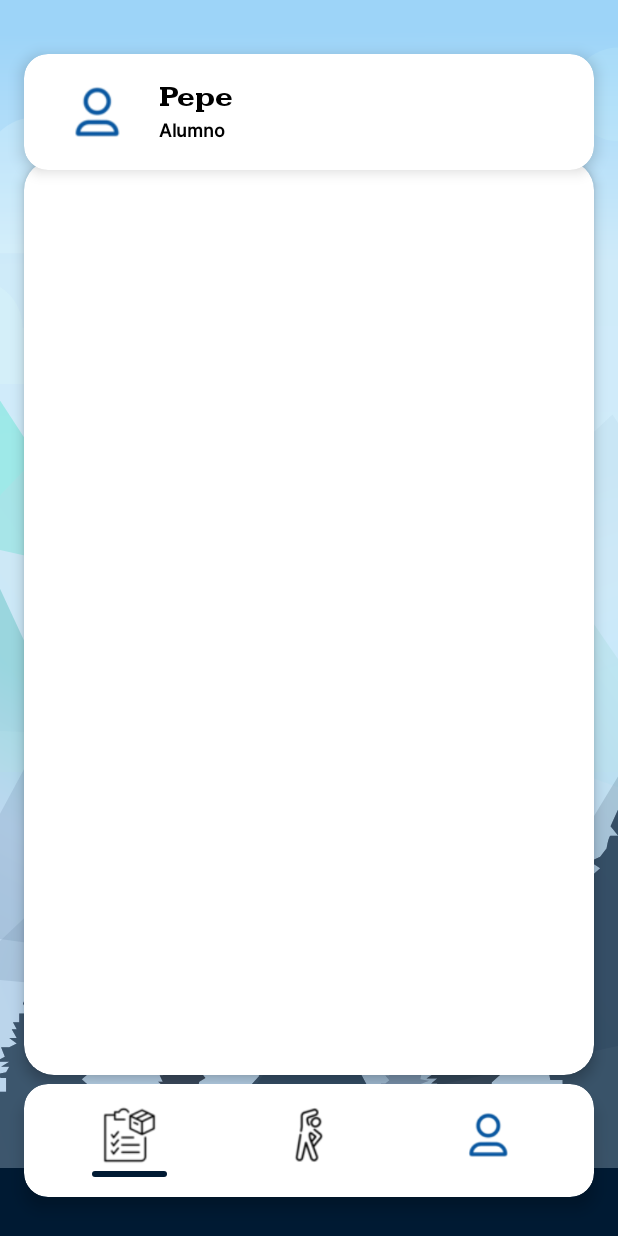
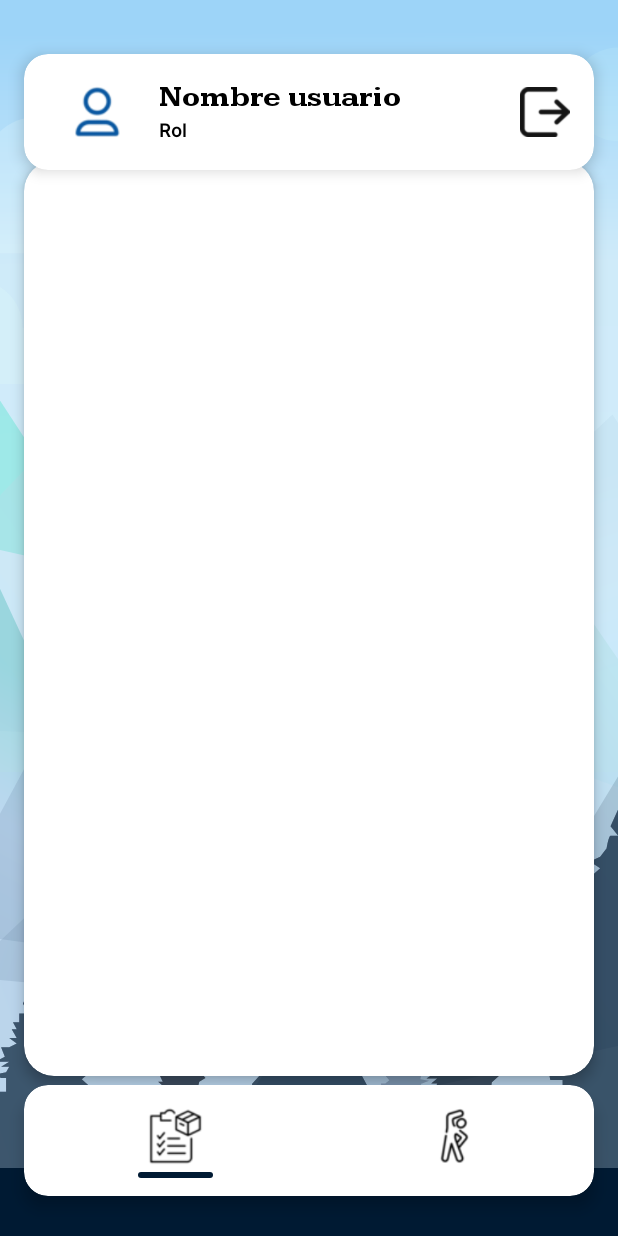
Before and after one commit to Enriqueval18/Inventario-Sanidad, an Android app: the fragment Usuario shown on its own in the app's theme, on a phone screen of 412 x 824 dp. Run offline under Robolectric (Android 15) with nearby library versions, the phone set to English and light mode, and no system bars.

Commit message:
Cambios y Comentarios Se añade comentarios de codigo a varios archivos Eliminamos un fragmento de usuario para sustituirlo en la tarjeta del usuario por una imagen que hace que el usuario salga directamente al login, dejandonos con dos botones para el usuario

```diff
--- a/app/src/main/java/com/nickteck/inventariosanidad/Usuario.java
+++ b/app/src/main/java/com/nickteck/inventariosanidad/Usuario.java
@@ -1,31 +1,25 @@
 package com.nickteck.inventariosanidad;
-
 import android.os.Bundle;
 import android.view.LayoutInflater;
 import android.view.View;
 import android.view.ViewGroup;
 import android.widget.ImageView;
 import androidx.fragment.app.Fragment;
-import androidx.fragment.app.FragmentTransaction;
-import com.nickteck.inventariosanidad.R;
 
 public class Usuario extends Fragment {
-
-    // Variable global para nuestro indicador
     private View indicator;
 
     @Override
     public View onCreateView(LayoutInflater inflater, ViewGroup container, Bundle savedInstanceState) {
-        // Infla el layout que contiene el contenedor central, la tarjeta de usuario y la navegación
         View view = inflater.inflate(R.layout.fragment_usuario, container, false);
 
-        // Referencias a los botones (imágenes) de navegación.
-        ImageView navHome = view.findViewById(R.id.btnOpcion31);
-        ImageView navNotif = view.findViewById(R.id.btnOpcion2);
-        ImageView navUser  = view.findViewById(R.id.btnOpcion3);
+        ImageView navInventario = view.findViewById(R.id.btnInventario);
+        ImageView navActividades = view.findViewById(R.id.btnActividades);
 
-        // Referencia al indicador (el <View> que se moverá)
+        // Referencia al indicador que se movera
         indicator = view.findViewById(R.id.indicator);
+
+
 
 //        // Si es la primera vez que se crea el fragmento, cargar el fragmento "Cerrars" por defecto
 //        if (savedInstanceState == null) {
@@ -69,7 +63,11 @@ public class Usuario extends Fragment {
         return view;
     }
 
-    private void animateIndicatorTo(View targetView) {
+    /**
+     * Metodo de animacion que hace que se mueva la parte inferior de la pantalla
+     * @param targetView hace referencia a los botones de la navegacion
+     */
+    private void animacion_indicador(View targetView) {
         targetView.post(() -> {
             float targetCenterX = targetView.getX() + (targetView.getWidth() / 2f);
             float newX = targetCenterX - (indicator.getWidth() / 2f);
--- a/app/src/main/res/drawable/rounded_frame_background.xml
+++ b/app/src/main/res/drawable/rounded_frame_background.xml
@@ -1,7 +1,7 @@
 <?xml version="1.0" encoding="utf-8"?>
 <shape xmlns:android="http://schemas.android.com/apk/res/android">
     <solid android:color="@android:color/white"/>
-    <corners android:radius="20dp"/> <!-- Ajusta este valor para cambiar el redondeo -->
+    <corners android:radius="20dp"/>
     <padding
         android:left="0dp"
         android:top="0dp"
--- a/app/src/main/res/drawable/rounded_indicator.xml
+++ b/app/src/main/res/drawable/rounded_indicator.xml
@@ -1,6 +1,5 @@
 <?xml version="1.0" encoding="utf-8"?>
 <shape xmlns:android="http://schemas.android.com/apk/res/android">
     <solid android:color="#001a33" />
-    <!-- Ajusta el radio según lo redondo que desees -->
     <corners android:radius="3dp" />
 </shape>
--- a/app/src/main/res/layout/fragment_usuario.xml
+++ b/app/src/main/res/layout/fragment_usuario.xml
@@ -1,7 +1,6 @@
 <?xml version="1.0" encoding="utf-8"?>
 <androidx.constraintlayout.widget.ConstraintLayout xmlns:android="http://schemas.android.com/apk/res/android"
     xmlns:app="http://schemas.android.com/apk/res-auto"
-    xmlns:tools="http://schemas.android.com/tools"
     android:id="@+id/usuario"
     android:layout_width="match_parent"
     android:layout_height="match_parent"
@@ -9,7 +8,7 @@
 
 
     <com.airbnb.lottie.LottieAnimationView
-        android:id="@+id/lottieBackground"
+        android:id="@+id/animacionLottie"
         android:layout_width="match_parent"
         android:layout_height="match_parent"
         android:layout_marginBottom="0dp"
@@ -20,7 +19,6 @@
         android:alpha="0.25"
         android:layout_gravity="center" />
 
-    <!-- Tarjeta usuario con menu-->
     <include
         android:id="@+id/tarjetaUsuario"
         layout="@layout/layout_informacion_usuario"
@@ -33,10 +31,7 @@
         app:layout_constraintStart_toStartOf="parent"
         app:layout_constraintTop_toTopOf="parent" />
 
-    <!-- Contenido central dinámico -->
-
-    <!-- Layout de navegación -->
-
+    <!-- Aquí es donde se cargara el contenido de los fragmentos -->
     <FrameLayout
         android:id="@+id/contenedorFragmento"
         android:layout_width="0dp"
@@ -47,17 +42,15 @@
         android:background="@drawable/rounded_frame_background"
         android:clipToOutline="true"
         android:elevation="5dp"
-        app:layout_constraintBottom_toTopOf="@+id/navigationLayout"
+        app:layout_constraintBottom_toTopOf="@+id/BotonesNavegacion_Usuario"
         app:layout_constraintEnd_toEndOf="parent"
         app:layout_constraintHorizontal_bias="0.0"
         app:layout_constraintStart_toStartOf="parent"
         app:layout_constraintTop_toBottomOf="@id/tarjetaUsuario">
-
-        <!-- Contenido de los fragmentos se cargará aquí -->
     </FrameLayout>
 
     <include
-        android:id="@+id/navigationLayout"
+        android:id="@+id/BotonesNavegacion_Usuario"
         layout="@layout/layout_navegacion"
         android:layout_width="0dp"
         android:layout_height="wrap_content"
@@ -68,7 +61,7 @@
         app:layout_constraintBottom_toTopOf="@+id/bottomBar"
         app:layout_constraintEnd_toEndOf="parent"
         app:layout_constraintStart_toStartOf="parent"
-        app:layout_constraintTop_toBottomOf="@id/contenedorFragmento" />  <!-- Conexión directa con el fragmento -->
+        app:layout_constraintTop_toBottomOf="@id/contenedorFragmento" />
 
     <!-- Barra inferior -->
     <LinearLayout
--- a/app/src/main/res/layout/layout_informacion_usuario.xml
+++ b/app/src/main/res/layout/layout_informacion_usuario.xml
@@ -1,7 +1,8 @@
 <?xml version="1.0" encoding="utf-8"?>
-<androidx.cardview.widget.CardView xmlns:android="http://schemas.android.com/apk/res/android"
+<androidx.cardview.widget.CardView
+    xmlns:android="http://schemas.android.com/apk/res/android"
     xmlns:app="http://schemas.android.com/apk/res-auto"
-    android:id="@+id/errorCard"
+    android:id="@+id/Tarjetausuario"
     android:layout_width="match_parent"
     android:layout_height="wrap_content"
     android:layout_marginTop="100dp"
@@ -19,7 +20,7 @@
         android:padding="16dp">
 
         <LinearLayout
-            android:id="@+id/userInfoLayout"
+            android:id="@+id/InformacionUsuario"
             android:layout_width="wrap_content"
             android:layout_height="wrap_content"
             android:orientation="horizontal"
@@ -27,7 +28,7 @@
             android:gravity="center_vertical">
 
             <ImageView
-                android:id="@+id/btnOpcion1"
+                android:id="@+id/ImagenUsuario"
                 android:layout_width="66dp"
                 android:layout_height="45dp"
                 android:src="@drawable/usuariop" />
@@ -42,7 +43,7 @@
                     android:layout_width="wrap_content"
                     android:layout_height="wrap_content"
                     android:fontFamily="@font/kameron"
-                    android:text="Pepe"
+                    android:text="@string/nombre_usuario"
                     android:textColor="@color/black"
                     android:textSize="20sp"
                     android:textStyle="bold" />
@@ -51,14 +52,18 @@
                     android:layout_width="wrap_content"
                     android:layout_height="wrap_content"
                     android:fontFamily="@font/inter2"
-                    android:text="Alumno"
+                    android:text="@string/rol"
                     android:textColor="@color/black"
                     android:textSize="12sp"
                     android:textStyle="bold" />
             </LinearLayout>
         </LinearLayout>
 
-
+        <ImageView
+            android:id="@+id/BtnSalir"
+            android:layout_width="33dp"
+            android:layout_height="45dp"
+            android:layout_alignParentEnd="true"
+            android:src="@drawable/salir" />
     </RelativeLayout>
-
 </androidx.cardview.widget.CardView>
--- a/app/src/main/res/layout/layout_navegacion.xml
+++ b/app/src/main/res/layout/layout_navegacion.xml
@@ -2,71 +2,54 @@
 <androidx.cardview.widget.CardView
     xmlns:android="http://schemas.android.com/apk/res/android"
     xmlns:app="http://schemas.android.com/apk/res-auto"
-    android:id="@+id/errorCard"
+    android:id="@+id/Tarjetanavegacion"
     android:layout_width="match_parent"
     android:layout_height="75dp"
     android:layout_marginTop="120dp"
     android:layout_marginStart="16dp"
     android:layout_marginEnd="16dp"
     android:background="@android:color/white"
-    android:visibility="visible"
     android:backgroundTint="@color/white"
     app:cardCornerRadius="16dp"
     app:cardElevation="6dp">
 
     <androidx.constraintlayout.widget.ConstraintLayout
         android:layout_width="match_parent"
-        android:layout_height="75dp"
+        android:layout_height="match_parent"
         android:padding="12dp">
 
-        <!-- Primer icono: Se utiliza un width en 0dp y un porcentaje para que se ajuste correctamente -->
         <ImageView
-            android:id="@+id/btnOpcion31"
+            android:id="@+id/btnInventario"
             android:layout_width="0dp"
             android:layout_height="40dp"
             android:layout_marginTop="2dp"
             android:layout_marginEnd="8dp"
             android:src="@drawable/inventario"
             app:layout_constraintStart_toStartOf="parent"
-            app:layout_constraintEnd_toStartOf="@+id/btnOpcion2"
+            app:layout_constraintEnd_toStartOf="@+id/btnActividades"
             app:layout_constraintTop_toTopOf="parent"
-            app:layout_constraintWidth_percent="0.3" />
+            app:layout_constraintWidth_percent="0.5" />
 
-        <!-- Segundo icono -->
         <ImageView
-            android:id="@+id/btnOpcion2"
+            android:id="@+id/btnActividades"
             android:layout_width="0dp"
             android:layout_height="40dp"
             android:layout_marginTop="2dp"
-            android:layout_marginEnd="8dp"
             android:src="@drawable/actividades"
-            app:layout_constraintStart_toEndOf="@id/btnOpcion31"
-            app:layout_constraintEnd_toStartOf="@+id/btnOpcion3"
+            app:layout_constraintStart_toEndOf="@id/btnInventario"
             app:layout_constraintTop_toTopOf="parent"
-            app:layout_constraintWidth_percent="0.3" />
+            app:layout_constraintEnd_toEndOf="parent"
+            app:layout_constraintWidth_percent="0.5" />
 
-        <!-- Tercer icono -->
-        <ImageView
-            android:id="@+id/btnOpcion3"
-            android:layout_width="0dp"
-            android:layout_height="40dp"
-            android:layout_marginTop="2dp"
-            android:src="@drawable/usuariop"
-            app:layout_constraintStart_toEndOf="@+id/btnOpcion2"
-            app:layout_constraintEnd_toEndOf="parent"
-            app:layout_constraintTop_toTopOf="parent"
-            app:layout_constraintWidth_percent="0.3" />
-
-        <!-- Indicador: Puedes ajustar su tamaño o utilizar guidelines para ubicarlo -->
         <View
             android:id="@+id/indicator"
             android:layout_width="50dp"
             android:layout_height="4dp"
             android:layout_marginTop="4dp"
             android:background="@drawable/rounded_indicator"
-            app:layout_constraintStart_toStartOf="@+id/btnOpcion31"
-            app:layout_constraintEnd_toEndOf="@+id/btnOpcion31"
-            app:layout_constraintTop_toBottomOf="@+id/btnOpcion31" />
+            app:layout_constraintStart_toStartOf="@+id/btnInventario"
+            app:layout_constraintEnd_toEndOf="@+id/btnInventario"
+            app:layout_constraintTop_toBottomOf="@+id/btnInventario" />
 
     </androidx.constraintlayout.widget.ConstraintLayout>
 </androidx.cardview.widget.CardView>
--- a/app/src/main/res/values/strings.xml
+++ b/app/src/main/res/values/strings.xml
@@ -7,5 +7,7 @@
     <string name="contrasena">Contraseña</string>
     <string name="entrar">ENTRAR</string>
     <string name="usuario_incorrecto">Usuario incorrecto</string>
+    <string name="nombre_usuario">Nombre usuario</string>
+    <string name="rol">Rol</string>
 
 </resources>
```
Also changed, not shown: app/src/main/res/drawable/salir.png (added).
